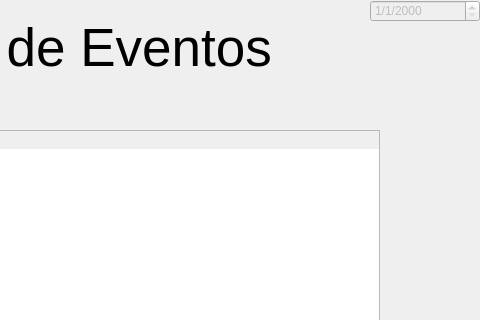
Before: the Qt Designer form project/organizingwindow.ui in EduuardoPerez/Championship, drawn with Qt 5; both pictures show x 320 to 800 and y 0 to 320 of the 800 by 500 pixel window.
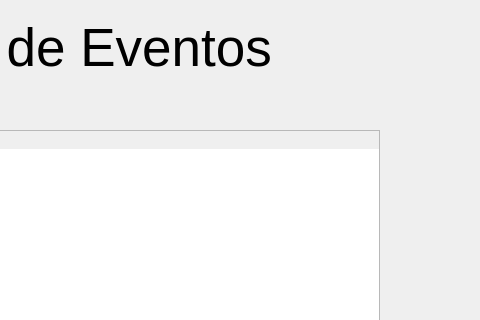
After: the same form once the commit is applied. Icons and pictures are not drawn.

```diff
--- a/project/organizingwindow.ui
+++ b/project/organizingwindow.ui
@@ -141,22 +141,6 @@
     <string>Registrar Evento</string>
    </property>
   </widget>
-  <widget class="QDateEdit" name="deCurrDate">
-   <property name="enabled">
-    <bool>false</bool>
-   </property>
-   <property name="geometry">
-    <rect>
-     <x>690</x>
-     <y>0</y>
-     <width>110</width>
-     <height>22</height>
-    </rect>
-   </property>
-   <property name="displayFormat">
-    <string>d/M/yyyy</string>
-   </property>
-  </widget>
  </widget>
  <resources>
   <include location="img/logo.qrc"/>
```
